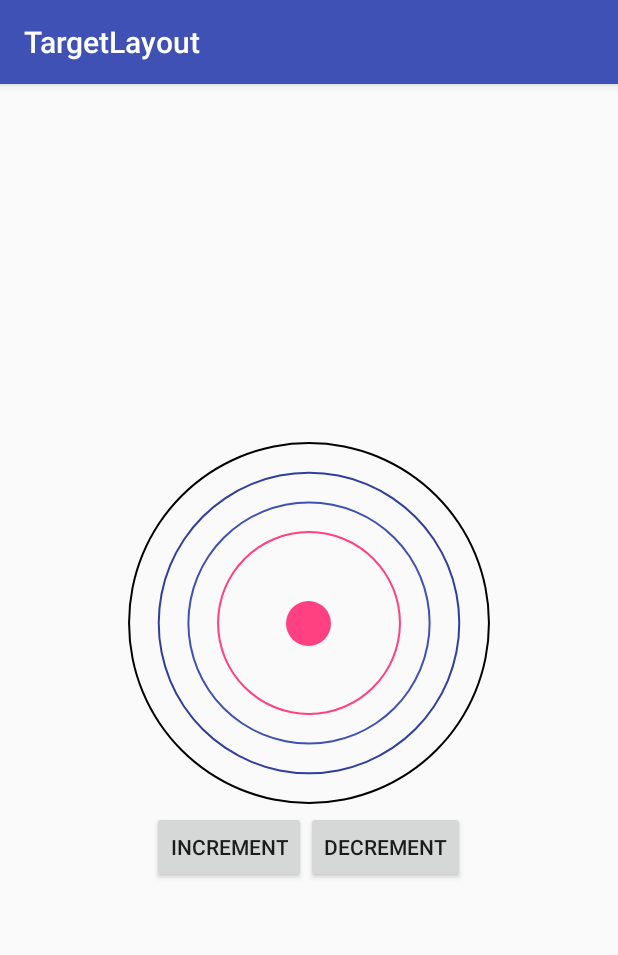
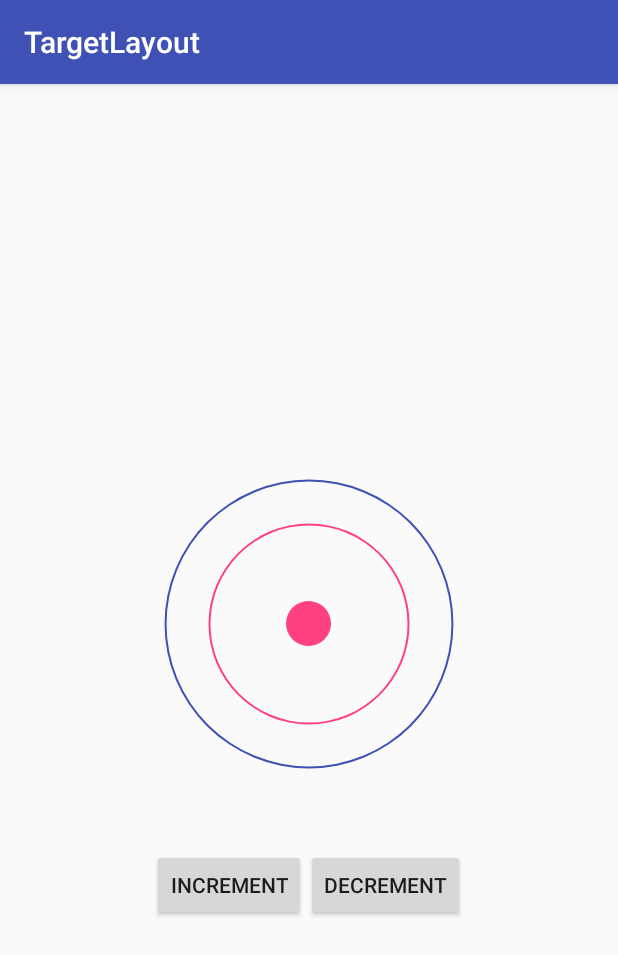
Before and after one commit to tsalik/target-layout, an Android app: the screen it shows after launch (MainActivity), after a tap on "DECREMENT", on a phone screen of 412 x 824 dp. Shown: the top 955 px of the screen. Run offline under Robolectric (Android 15) with nearby library versions, the phone set to English and light mode, and no system bars; our stand-ins replace CircleImageView.

```diff
--- a/TargetLayout/demo/src/main/res/drawable/ring_color_accent.xml
+++ b/TargetLayout/demo/src/main/res/drawable/ring_color_accent.xml
@@ -1,7 +1,7 @@
 <?xml version="1.0" encoding="utf-8"?>
 <shape xmlns:android="http://schemas.android.com/apk/res/android"
     android:shape="ring"
-    android:innerRadiusRatio="2.09"
+    android:innerRadiusRatio="2.05"
     android:useLevel="false"
     android:thickness="1dp">
 
--- a/TargetLayout/demo/src/main/res/drawable/ring_color_black.xml
+++ b/TargetLayout/demo/src/main/res/drawable/ring_color_black.xml
@@ -1,7 +1,7 @@
 <?xml version="1.0" encoding="utf-8"?>
 <shape xmlns:android="http://schemas.android.com/apk/res/android"
     android:shape="ring"
-    android:innerRadiusRatio="2.09"
+    android:innerRadiusRatio="2.05"
     android:useLevel="false"
     android:thickness="1dp">
 
--- a/TargetLayout/demo/src/main/res/drawable/ring_color_dark.xml
+++ b/TargetLayout/demo/src/main/res/drawable/ring_color_dark.xml
@@ -1,7 +1,7 @@
 <?xml version="1.0" encoding="utf-8"?>
 <shape xmlns:android="http://schemas.android.com/apk/res/android"
     android:shape="ring"
-    android:innerRadiusRatio="2.09"
+    android:innerRadiusRatio="2.05"
     android:useLevel="false"
     android:thickness="1dp">
 
--- a/TargetLayout/demo/src/main/res/drawable/ring_color_primary.xml
+++ b/TargetLayout/demo/src/main/res/drawable/ring_color_primary.xml
@@ -1,7 +1,7 @@
 <?xml version="1.0" encoding="utf-8"?>
 <shape xmlns:android="http://schemas.android.com/apk/res/android"
     android:shape="ring"
-    android:innerRadiusRatio="2.09"
+    android:innerRadiusRatio="2.05"
     android:useLevel="false"
     android:thickness="1dp">
 
--- a/TargetLayout/demo/src/main/res/layout/activity_main.xml
+++ b/TargetLayout/demo/src/main/res/layout/activity_main.xml
@@ -16,16 +16,16 @@
     <com.ktsal.targetlayout.TargetLayout
         android:id="@+id/targetLayout"
         android:layout_width="match_parent"
-        android:layout_height="250dp"
+        android:layout_height="300dp"
         app:levelDrawable="@drawable/levels"
-        app:max_number_of_levels="4"
-        app:center_percent="0.5"
-        app:step_percent="0.2"
-        app:center_view_margin="5dp">
+        app:max_number_of_levels="2"
+        app:center_percent="0.45"
+        app:step_percent="0.2">
 
         <FrameLayout
             android:layout_width="30dp"
-            android:layout_height="30dp">
+            android:layout_height="30dp"
+            android:layout_margin="5dp">
 
             <de.hdodenhof.circleimageview.CircleImageView
                 android:layout_width="match_parent"
--- a/TargetLayout/targetlayout/src/main/java/com/ktsal/targetlayout/TargetLayout.java
+++ b/TargetLayout/targetlayout/src/main/java/com/ktsal/targetlayout/TargetLayout.java
@@ -1,6 +1,7 @@
 package com.ktsal.targetlayout;
 
 
+import android.animation.Animator;
 import android.animation.AnimatorSet;
 import android.animation.ObjectAnimator;
 import android.content.Context;
@@ -11,6 +12,8 @@ import android.graphics.drawable.Drawable;
 import android.graphics.drawable.LevelListDrawable;
 import android.util.AttributeSet;
 import android.view.Gravity;
+import android.view.MotionEvent;
+import android.view.ScaleGestureDetector;
 import android.view.View;
 import android.view.animation.BounceInterpolator;
 import android.view.animation.Interpolator;
@@ -19,14 +22,13 @@ import android.widget.FrameLayout;
 import java.util.ArrayList;
 import java.util.List;
 
-public class TargetLayout extends FrameLayout implements TargetAction {
+public class TargetLayout extends FrameLayout implements TargetAction, View.OnTouchListener {
 
     private static final String TAG = TargetLayout.class.getSimpleName();
 
     private static final float DEFAULT_CENTER_PERCENT = 0F;
     private static final float DEFAULT_STEP_PERCENT = 0F;
     private static final int DEFAULT_MAX_NUMBER_OF_LEVELS = 0;
-    private static final int DEFAULT_CENTER_VIEW_MARGIN = 0;
 
     private Target target;
     private float centerPercent;
@@ -35,8 +37,10 @@ public class TargetLayout extends FrameLayout implements TargetAction {
     private LevelListDrawable levelListDrawable;
     private Rect drawingBounds = new Rect();
     private View centerView;
-    private float centerViewMargin;
     private Interpolator centerViewInterpolator = new BounceInterpolator();
+    private boolean allowGestureEvents = true;
+    private ScaleGestureDetector scaleGestureDetector;
+    private float scaleFactor = 1f;
 
     public TargetLayout(Context context) {
         super(context);
@@ -70,10 +74,10 @@ public class TargetLayout extends FrameLayout implements TargetAction {
             Target.Level level = target.getLevelAt(0);
             float sizePercent = level.getSizePercent();
             int targetLayoutSize = Math.min(getMeasuredWidth(), getMeasuredHeight());
-            int centerViewSize = Math.round((targetLayoutSize * sizePercent) - centerViewMargin);
+            int centerViewSize = Math.round((targetLayoutSize * sizePercent));
             FrameLayout.LayoutParams lp = (FrameLayout.LayoutParams) centerView.getLayoutParams();
-            lp.width = centerViewSize;
-            lp.height = centerViewSize;
+            lp.width = centerViewSize - (lp.leftMargin + lp.rightMargin) - 10;
+            lp.height = centerViewSize - (lp.topMargin + lp.bottomMargin) - 10;
         }
     }
 
@@ -119,6 +123,14 @@ public class TargetLayout extends FrameLayout implements TargetAction {
         animateLevelTransition();
     }
 
+    public void allowGestureEvents(boolean allow) {
+        allowGestureEvents = allow;
+        if (allowGestureEvents)
+            setOnTouchListener(this);
+        else
+            setOnTouchListener(null);
+    }
+
     private void init(Context context, AttributeSet attrs) {
 
         setWillNotDraw(false);
@@ -132,9 +144,14 @@ public class TargetLayout extends FrameLayout implements TargetAction {
             } catch (ClassCastException e) {
                 throw new IllegalArgumentException("a LevelListDrawable must be passed");
             }
-            centerViewMargin = ta.getDimensionPixelSize(R.styleable.TargetLayout_center_view_margin, DEFAULT_CENTER_VIEW_MARGIN) * 4;
             updateTarget();
             ta.recycle();
+        }
+
+        if (allowGestureEvents) {
+            ScaleListener scaleListener = new ScaleListener();
+            scaleGestureDetector = new ScaleGestureDetector(context, scaleListener);
+            setOnTouchListener(this);
         }
     }
 
@@ -177,7 +194,7 @@ public class TargetLayout extends FrameLayout implements TargetAction {
     private void animateLevelTransition() {
         float scaleFrom = centerView.getScaleX();
         Target.Level currentLevel = target.getCurrentLevel();
-        float scaleTo = currentLevel.getSizePercent() / target.getLevelAt(0).getSizePercent();
+        float scaleTo = getScaleFactor(currentLevel.getSizePercent());
         ObjectAnimator scaleX = ObjectAnimator.ofFloat(centerView, "scaleX", scaleFrom, scaleTo);
         ObjectAnimator scaleY = ObjectAnimator.ofFloat(centerView, "scaleY", scaleFrom, scaleTo);
         AnimatorSet animatorSet = new AnimatorSet();
@@ -185,6 +202,89 @@ public class TargetLayout extends FrameLayout implements TargetAction {
         animatorSet.setInterpolator(centerViewInterpolator);
         animatorSet.play(scaleX).with(scaleY);
         animatorSet.start();
+        animatorSet.addListener(new Animator.AnimatorListener() {
+            @Override
+            public void onAnimationStart(Animator animation) {
+                allowGestureEvents(false);
+            }
+
+            @Override
+            public void onAnimationEnd(Animator animation) {
+                allowGestureEvents(true);
+                scaleFactor = getScaleFactor(target.getCurrentLevel().getSizePercent());
+            }
+
+            @Override
+            public void onAnimationCancel(Animator animation) {
+
+            }
+
+            @Override
+            public void onAnimationRepeat(Animator animation) {
+
+            }
+        });
     }
 
+    private float getScaleFactor(float sizePercent) {
+        Target.Level first = target.getLevelAt(0);
+        return sizePercent / first.getSizePercent();
+    }
+
+    @Override
+    public boolean onTouch(View v, MotionEvent event) {
+        scaleGestureDetector.onTouchEvent(event);
+        return true;
+    }
+
+    private class ScaleListener extends ScaleGestureDetector.SimpleOnScaleGestureListener {
+
+        private boolean levelChanged;
+
+        @Override
+        public boolean onScale(ScaleGestureDetector detector) {
+
+            scaleFactor *= detector.getScaleFactor();
+
+            // the scaleFactor can be as small as 1f or as big as the max level
+            scaleFactor = Math.max(0.9f, Math.min(scaleFactor, getScaleFactor(target.getLevelAt(maxNumberOfLevels - 1).getSizePercent()) + 0.1f));
+
+            boolean grow = scaleFactor > centerView.getScaleX();
+
+            if (needsIncrement(grow)) {
+                increment();
+                levelChanged = true;
+                allowGestureEvents(false);
+                return true;
+            } else if (needsDecrement(grow)) {
+                decrement();
+                levelChanged = true;
+                allowGestureEvents(false);
+                return true;
+            }
+
+            levelChanged = false;
+            centerView.setScaleX(scaleFactor);
+            centerView.setScaleY(scaleFactor);
+            return true;
+        }
+
+        @Override
+        public void onScaleEnd(ScaleGestureDetector detector) {
+            if (!levelChanged) {
+                animateLevelTransition();
+                scaleFactor = getScaleFactor(target.getCurrentLevel().getSizePercent());
+            }
+        }
+
+        private boolean needsIncrement(boolean grow) {
+            return grow && target.hasUpperBoundAtCurrent() && scaleFactor > getScaleFactor(target.getBound(true));
+        }
+
+        private boolean needsDecrement(boolean grow) {
+            return !grow && target.hasLowerBoundAtCurrent() && scaleFactor < getScaleFactor(target.getBound(false));
+        }
+    }
+
+
 }
--- a/TargetLayout/targetlayout/src/main/res/values/styles.xml
+++ b/TargetLayout/targetlayout/src/main/res/values/styles.xml
@@ -6,7 +6,6 @@
         <attr name="step_percent" format="float"/>
         <attr name="max_number_of_levels" format="integer"/>
         <attr name="levelDrawable" format="integer"/>
-        <attr name="center_view_margin" format="dimension"/>
     </declare-styleable>
 
 </resources>
```
Also changed, not shown: TargetLayout/targetlayout/src/main/java/com/ktsal/targetlayout/Target.java (+15 -0 lines).
